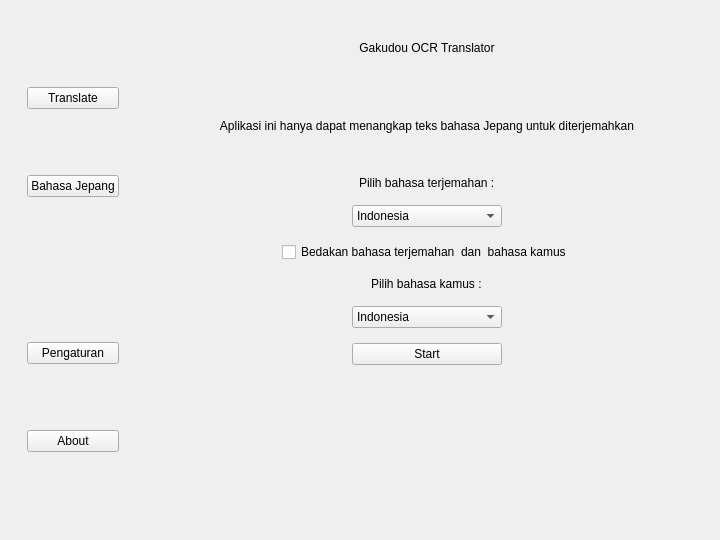
First picture: the form in src/gui/mainui2.ui, repository VxyX/OcrJpKanjiLearning, before the edit.
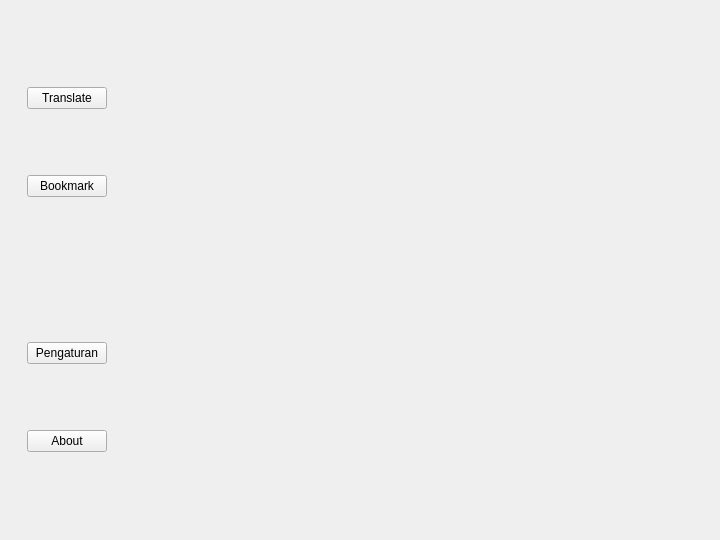
Second picture: the form after the edit. The open tabs and pages were chosen to show the change.

```diff
--- a/src/gui/mainui2.ui
+++ b/src/gui/mainui2.ui
@@ -55,7 +55,7 @@
           <item>
            <widget class="QPushButton" name="pushButton_2">
             <property name="text">
-             <string>Bahasa Jepang</string>
+             <string>Bookmark</string>
             </property>
            </widget>
           </item>
@@ -109,141 +109,7 @@
           <number>0</number>
          </property>
          <widget class="QWidget" name="page">
-          <layout class="QVBoxLayout" name="verticalLayout_4">
-           <item>
-            <widget class="QWidget" name="widget_9" native="true">
-             <layout class="QVBoxLayout" name="verticalLayout_7">
-              <property name="topMargin">
-               <number>20</number>
-              </property>
-              <item>
-               <widget class="QLabel" name="label_4">
-                <property name="text">
-                 <string>Gakudou OCR Translator</string>
-                </property>
-                <property name="alignment">
-                 <set>Qt::AlignHCenter|Qt::AlignTop</set>
-                </property>
-               </widget>
-              </item>
-              <item>
-               <widget class="QLabel" name="label_5">
-                <property name="text">
-                 <string>Aplikasi ini hanya dapat menangkap teks bahasa Jepang untuk diterjemahkan</string>
-                </property>
-                <property name="alignment">
-                 <set>Qt::AlignCenter</set>
-                </property>
-               </widget>
-              </item>
-             </layout>
-            </widget>
-           </item>
-           <item alignment="Qt::AlignVCenter">
-            <widget class="QWidget" name="widget_5" native="true">
-             <property name="sizePolicy">
-              <sizepolicy hsizetype="Preferred" vsizetype="Preferred">
-               <horstretch>0</horstretch>
-               <verstretch>0</verstretch>
-              </sizepolicy>
-             </property>
-             <layout class="QVBoxLayout" name="verticalLayout_5">
-              <property name="spacing">
-               <number>15</number>
-              </property>
-              <item alignment="Qt::AlignHCenter">
-               <widget class="QLabel" name="label_2">
-                <property name="text">
-                 <string>Pilih bahasa terjemahan :</string>
-                </property>
-               </widget>
-              </item>
-              <item alignment="Qt::AlignHCenter">
-               <widget class="QComboBox" name="transLang">
-                <property name="sizePolicy">
-                 <sizepolicy hsizetype="Preferred" vsizetype="Preferred">
-                  <horstretch>0</horstretch>
-                  <verstretch>0</verstretch>
-                 </sizepolicy>
-                </property>
-                <property name="minimumSize">
-                 <size>
-                  <width>150</width>
-                  <height>0</height>
-                 </size>
-                </property>
-                <item>
-                 <property name="text">
-                  <string>Indonesia</string>
-                 </property>
-                </item>
-                <item>
-                 <property name="text">
-                  <string>Inggris</string>
-                 </property>
-                </item>
-               </widget>
-              </item>
-              <item alignment="Qt::AlignHCenter">
-               <widget class="QCheckBox" name="checkDiffLang">
-                <property name="text">
-                 <string>Bedakan bahasa terjemahan  dan  bahasa kamus</string>
-                </property>
-               </widget>
-              </item>
-              <item alignment="Qt::AlignHCenter">
-               <widget class="QLabel" name="label">
-                <property name="text">
-                 <string>Pilih bahasa kamus :</string>
-                </property>
-               </widget>
-              </item>
-              <item alignment="Qt::AlignHCenter">
-               <widget class="QComboBox" name="dicLang">
-                <property name="minimumSize">
-                 <size>
-                  <width>150</width>
-                  <height>0</height>
-                 </size>
-                </property>
-                <item>
-                 <property name="text">
-                  <string>Indonesia</string>
-                 </property>
-                </item>
-                <item>
-                 <property name="text">
-                  <string>Inggris</string>
-                 </property>
-                </item>
-               </widget>
-              </item>
-              <item alignment="Qt::AlignHCenter">
-               <widget class="QPushButton" name="startBtn">
-                <property name="sizePolicy">
-                 <sizepolicy hsizetype="Minimum" vsizetype="Fixed">
-                  <horstretch>0</horstretch>
-                  <verstretch>0</verstretch>
-                 </sizepolicy>
-                </property>
-                <property name="minimumSize">
-                 <size>
-                  <width>150</width>
-                  <height>0</height>
-                 </size>
-                </property>
-                <property name="text">
-                 <string>Start</string>
-                </property>
-               </widget>
-              </item>
-             </layout>
-            </widget>
-           </item>
-           <item>
-            <widget class="QWidget" name="widget_10" native="true"/>
-           </item>
-          </layout>
+          <layout class="QVBoxLayout" name="verticalLayout_4"/>
          </widget>
          <widget class="QWidget" name="page_2">
           <layout class="QVBoxLayout" name="verticalLayout_6">
```
Left out of the diff: 88 changed lines with no effect on the pictures.
